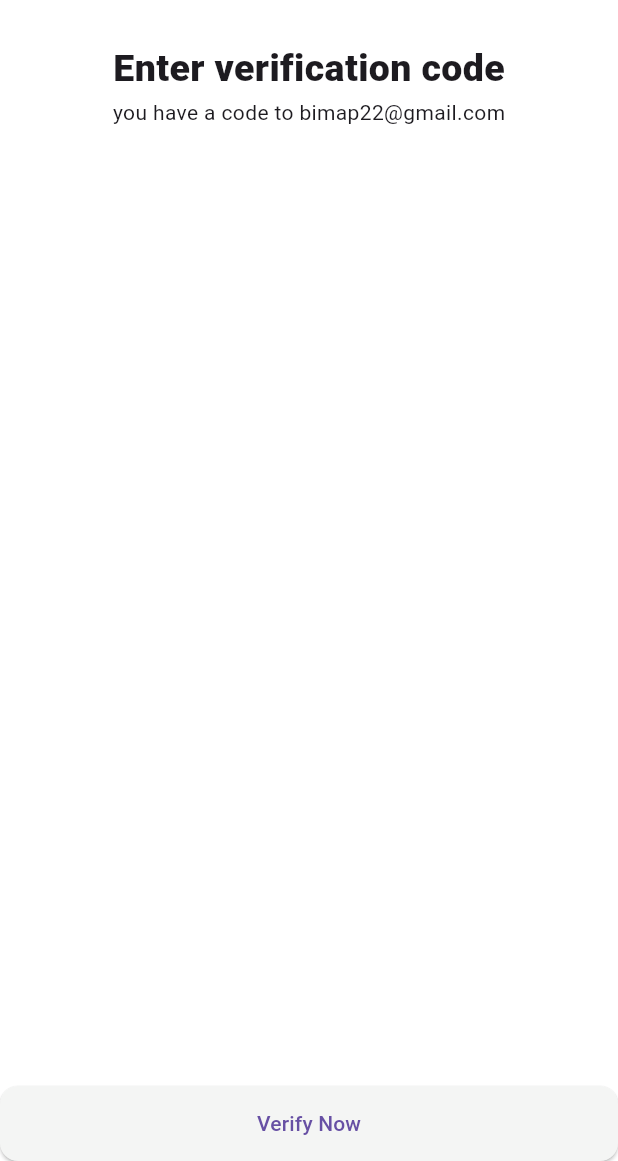
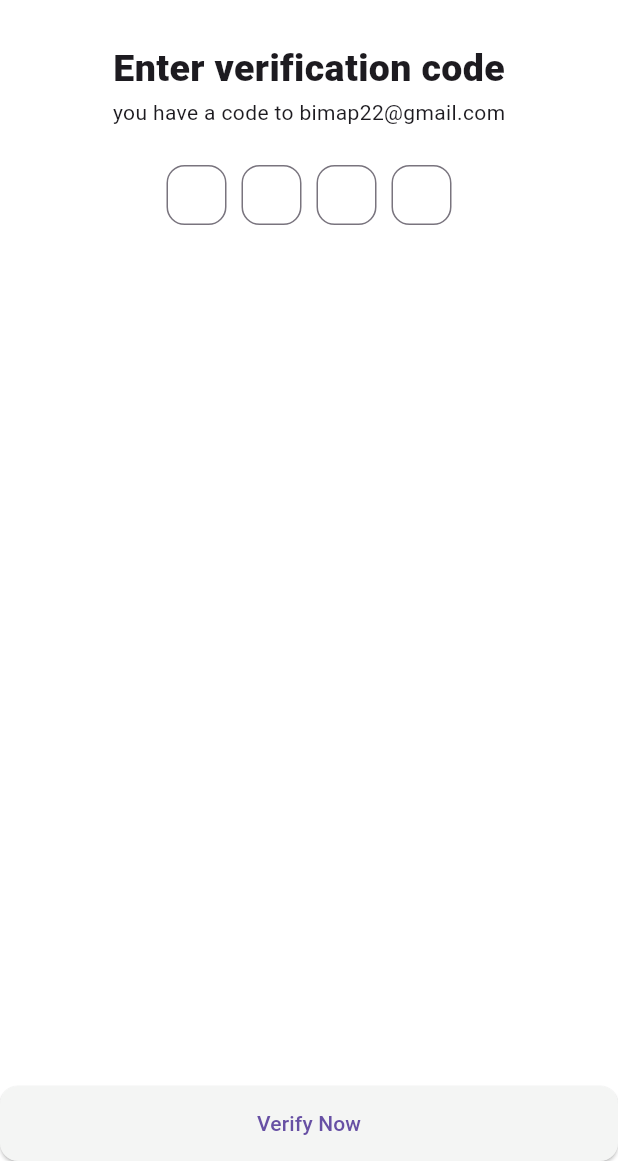
Before and after one commit to KALU56/friday_code_night, a Flutter app: the Verification screen opened directly, on a phone screen of 412 x 824 dp, the part 75-1236 px from its top. Run offline on Flutter 3.47's test engine with Material 3 defaults, Android fonts, the phone set to English and light mode, and no system bars; our stand-ins replace google_fonts.

Commit message:
feat:update ui of verification

```diff
--- a/splash_and_onboarding/lib/screens/verification.dart
+++ b/splash_and_onboarding/lib/screens/verification.dart
@@ -52,7 +52,74 @@ class Verification extends StatelessWidget {
             ],
           ),
           SizedBox(height: 25),
-
+          Row(
+            mainAxisAlignment: MainAxisAlignment.center,
+            children: [
+              SizedBox(
+                width: 40,
+                height: 40,
+                child: TextField(
+                  maxLength: 1,
+                  textAlign: TextAlign.center,
+                  keyboardType: TextInputType.number,
+                  decoration: InputDecoration(
+                    counterText: '',
+                    border: OutlineInputBorder(
+                      borderRadius: BorderRadius.circular(12),
+                    ),
+                  ),
+                ),
+              ),
+              SizedBox(width: 10),
+              SizedBox(
+                width: 40,
+                height: 40,
+                child: TextField(
+                  maxLength: 1,
+                  textAlign: TextAlign.center,
+                  keyboardType: TextInputType.number,
+                  decoration: InputDecoration(
+                    counterText: '',
+                    border: OutlineInputBorder(
+                      borderRadius: BorderRadius.circular(12),
+                    ),
+                  ),
+                ),
+              ),
+              SizedBox(width: 10),
+              SizedBox(
+                width: 40,
+                height: 40,
+                child: TextField(
+                  maxLength: 1,
+                  textAlign: TextAlign.center,
+                  keyboardType: TextInputType.number,
+                  decoration: InputDecoration(
+                    counterText: '',
+                    border: OutlineInputBorder(
+                      borderRadius: BorderRadius.circular(12),
+                    ),
+                  ),
+                ),
+              ),
+              SizedBox(width: 10),
+              SizedBox(
+                width: 40,
+                height: 40,
+                child: TextField(
+                  maxLength: 1,
+                  textAlign: TextAlign.center,
+                  keyboardType: TextInputType.number,
+                  decoration: InputDecoration(
+                    counterText: '',
+                    border: OutlineInputBorder(
+                      borderRadius: BorderRadius.circular(12),
+                    ),
+                  ),
+                ),
+              ),
+            ],
+          ),
 
                     const Spacer(),
                 ElevatedButton(
```
